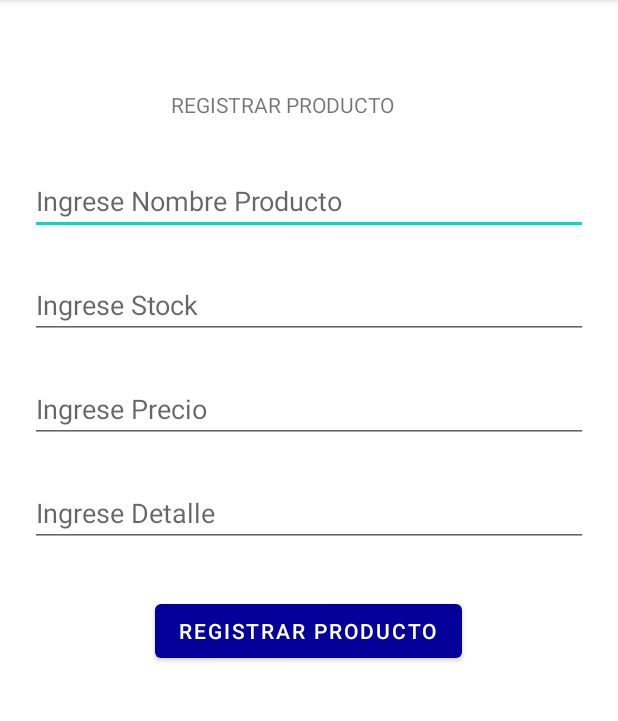
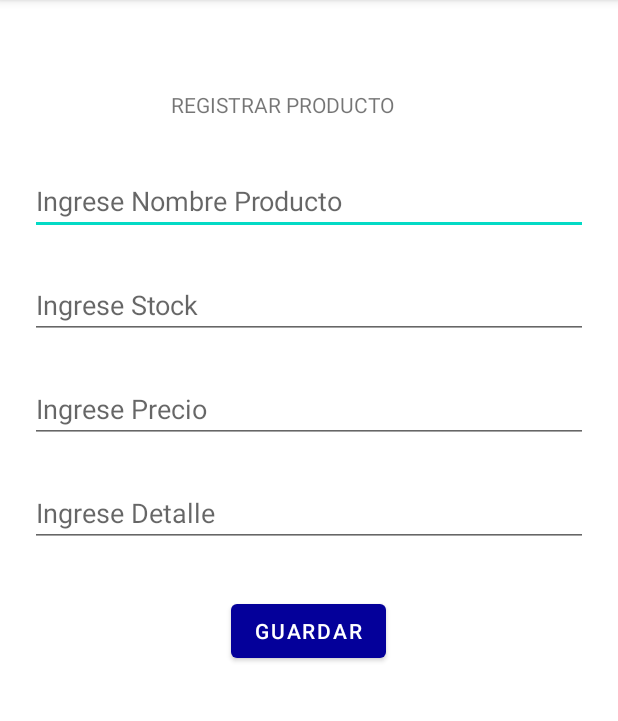
Before and after one commit to U201600744/ProyFarmax, an Android app: the RegistrarActivity screen opened directly, with no data from a screen before it, on a phone screen of 412 x 824 dp, the part 84-805 px from its top. Run offline under Robolectric (Android 15) with nearby library versions, the phone set to English and light mode, and no system bars; our stand-ins replace Firebase (no records; nobody signed in at launch, a user with empty details on screens opened directly).

Commit message:
Pendiente por definir: variable precio double parse cambiar el titulo del modificar

```diff
--- a/app/src/main/java/com/proyecto/proyfarmax/views/RegistrarActivity.java
+++ b/app/src/main/java/com/proyecto/proyfarmax/views/RegistrarActivity.java
@@ -103,7 +103,7 @@ public class RegistrarActivity extends AppCompatActivity {
     }
     private void modificar(){
         Producto p = new Producto();
-        p.setId(UUID.randomUUID().toString());
+        p.setId(id);
         nombreProducto = txtNombreProducto.getText().toString();
         stock = txtStock.getText().toString();
         precio = txtPrecio.getText().toString();
--- a/app/src/main/res/layout/activity_registrar.xml
+++ b/app/src/main/res/layout/activity_registrar.xml
@@ -77,7 +77,7 @@
         android:layout_marginStart="158dp"
         android:layout_marginTop="32dp"
         android:layout_marginEnd="159dp"
-        android:text="REGISTRAR PRODUCTO"
+        android:text="Guardar"
         app:layout_constraintEnd_toEndOf="parent"
         app:layout_constraintStart_toStartOf="parent"
         app:layout_constraintTop_toBottomOf="@+id/txtDetalle" />
--- a/app/src/main/res/values/colors.xml
+++ b/app/src/main/res/values/colors.xml
@@ -2,7 +2,7 @@
 <resources>
     <color name="purple_200">#FFBB86FC</color>
     <color name="purple_500">#04009A</color>
-    <color name="purple_700">#03256C</color>
+    <color name="purple_700">#333FFF</color>
     <color name="teal_200">#FF03DAC5</color>
     <color name="teal_700">#FF018786</color>
     <color name="black">#FF000000</color>
```
